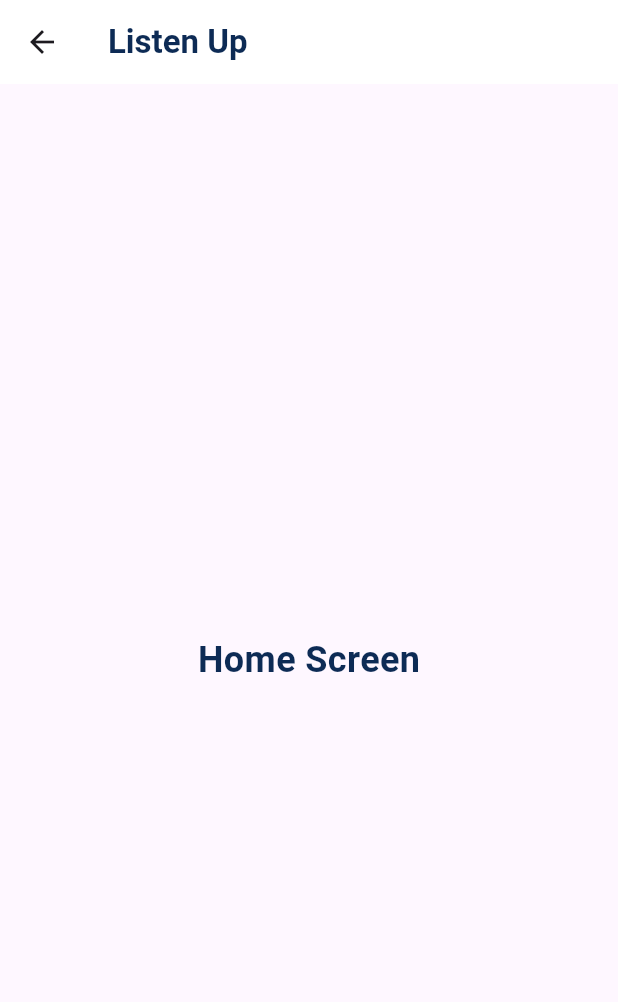
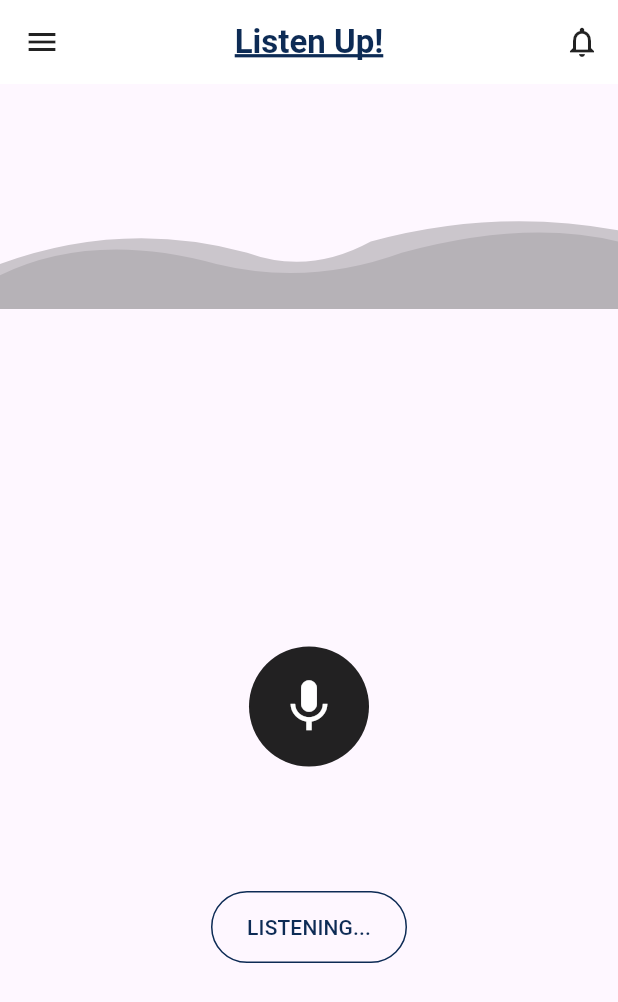
Before and after one commit to Haiderali27-hub/listenup, a Flutter app: the HomeScreen screen opened by its route, on a phone screen of 412 x 824 dp. Shown: the top 1002 px of the screen. Run offline on Flutter 3.47's test engine with Material 3 defaults, Android fonts, the phone set to English and light mode, and no system bars; our stand-ins replace get.

Commit message:
added the home screen

```diff
--- a/lib/screens/home/home_screen.dart
+++ b/lib/screens/home/home_screen.dart
@@ -1,30 +1,161 @@
 import 'package:flutter/material.dart';
+import 'package:sound_app/widgets/WaveformPainter.dart';
+import 'package:sound_app/widgets/mic_button.dart'; // Add this import
 
-class HomeScreen extends StatelessWidget {
+class HomeScreen extends StatefulWidget {
   const HomeScreen({super.key});
+
+  @override
+  State<HomeScreen> createState() => _HomeScreenState();
+}
+
+class _HomeScreenState extends State<HomeScreen> {
+  bool isListening = false;
+  bool voiceDetected = false;
+
+  void toggleListening() {
+    setState(() {
+      isListening = !isListening;
+      voiceDetected = false;
+    });
+  }
+
+  void stopListening() {
+    setState(() {
+      isListening = false;
+      voiceDetected = false;
+    });
+  }
 
   @override
   Widget build(BuildContext context) {
     return Scaffold(
+      drawer: Drawer(
+        child: ListView(
+          padding: EdgeInsets.zero,
+          children: const [
+            DrawerHeader(
+              decoration: BoxDecoration(color: Color(0xFF0D2B55)),
+              child: Text('Menu',
+                  style: TextStyle(color: Colors.white, fontSize: 24)),
+            ),
+            ListTile(
+              leading: Icon(Icons.settings),
+              title: Text('Settings'),
+            ),
+            ListTile(
+              leading: Icon(Icons.person),
+              title: Text('Profile'),
+            ),
+          ],
+        ),
+      ),
       appBar: AppBar(
+        backgroundColor: Colors.white,
+        elevation: 0,
+        leading: Builder(
+          builder: (context) => IconButton(
+            icon: const Icon(Icons.menu, color: Colors.black87),
+            onPressed: () => Scaffold.of(context).openDrawer(),
+          ),
+        ),
         title: const Text(
-          'Listen Up',
+          'Listen Up!',
           style: TextStyle(
             color: Color(0xFF0D2B55),
             fontWeight: FontWeight.bold,
+            decoration: TextDecoration.underline,
+            decorationThickness: 2,
+            decorationColor: Color(0xFF0D2B55),
           ),
         ),
-        backgroundColor: Colors.white,
+        centerTitle: true,
+        actions: [
+          IconButton(
+            icon: const Icon(Icons.notifications_none, color: Colors.black87),
+            onPressed: () {
+              // TODO: Show notifications
+            },
+          ),
+        ],
       ),
-      body: const Center(
-        child: Text(
-          'Home Screen',
-          style: TextStyle(
-            fontSize: 24,
-            fontWeight: FontWeight.bold,
-            color: Color(0xFF0D2B55),
+      body: Column(
+        children: [
+          SizedBox(
+            height: 150,
+            child: CustomPaint(
+              size: Size(double.infinity, 150),
+              painter: WaveformPainter(),
+            ),
           ),
-        ),
+          Expanded(
+            child: Column(
+              mainAxisAlignment: MainAxisAlignment.center,
+              children: [
+                // This AnimatedAlign will keep the Row centered when not listening,
+                // then slide it left when listening starts.
+                // inside your Column:
+                Center(
+                  child: isListening
+                      //  Live state: mic + gap + cancel, all centered
+                      ? Row(
+                          mainAxisSize: MainAxisSize.min,
+                          children: [
+                            AnimatedMicButton(
+                              isListening: isListening,
+                              onTap: toggleListening,
+                            ),
+                            const SizedBox(
+                                width: 120), // the exact gap you want
+                            GestureDetector(
+                              onTap: stopListening,
+                              child: Container(
+                                width: 40,
+                                height: 40,
+                                decoration: BoxDecoration(
+                                  color: Colors.grey[300],
+                                  shape: BoxShape.circle,
+                                ),
+                                child: const Icon(Icons.close,
+                                    color: Colors.black87),
+                              ),
+                            ),
+                          ],
+                        )
+                      //  Idle state: just the mic, centered
+                      : AnimatedMicButton(
+                          isListening: isListening,
+                          onTap: toggleListening,
+                        ),
+                ),
+
+                const SizedBox(height: 40),
+
+                OutlinedButton(
+                  onPressed: () {
+                    if (isListening) {
+                      setState(() {
+                        voiceDetected = !voiceDetected;
+                      });
+                    }
+                  },
+                  style: OutlinedButton.styleFrom(
+                    side: const BorderSide(color: Color(0xFF0D2B55)),
+                    shape: RoundedRectangleBorder(
+                      borderRadius: BorderRadius.circular(24),
+                    ),
+                    padding: const EdgeInsets.symmetric(
+                        vertical: 14, horizontal: 24),
+                  ),
+                  child: Text(
+                    voiceDetected ? 'VOICE DETECTED' : 'LISTENING...',
+                    style: const TextStyle(color: Color(0xFF0D2B55)),
+                  ),
+                ),
+              ],
+            ),
+          ),
+        ],
       ),
     );
   }
--- /dev/null
+++ b/lib/widgets/mic_button.dart
@@ -0,0 +1,115 @@
+import 'package:flutter/material.dart';
+
+class AnimatedMicButton extends StatefulWidget {
+  final bool isListening;
+  final VoidCallback onTap;
+
+  const AnimatedMicButton({
+    super.key,
+    required this.isListening,
+    required this.onTap,
+  });
+
+  @override
+  State<AnimatedMicButton> createState() => _AnimatedMicButtonState();
+}
+
+class _AnimatedMicButtonState extends State<AnimatedMicButton>
+    with SingleTickerProviderStateMixin {
+  late AnimationController _controller;
+
+  static const double minRadius = 30;
+  static const double maxRadius = 80;
+  static const double ringThickness = 3;
+
+  @override
+  void initState() {
+    super.initState();
+
+    _controller = AnimationController(
+      duration: const Duration(seconds: 3),
+      vsync: this,
+    );
+
+    if (widget.isListening) {
+      _controller.repeat();
+    }
+  }
+
+  @override
+  void didUpdateWidget(covariant AnimatedMicButton oldWidget) {
+    super.didUpdateWidget(oldWidget);
+    if (widget.isListening && !_controller.isAnimating) {
+      _controller.repeat();
+    } else if (!widget.isListening && _controller.isAnimating) {
+      _controller.stop();
+    }
+  }
+
+  @override
+  void dispose() {
+    _controller.dispose();
+    super.dispose();
+  }
+
+  Widget buildRing(double progress, double phaseOffset, double opacity) {
+    // progress ranges 0 to 1, phaseOffset offsets animation in time [0..1]
+    final double animatedProgress = ((progress + phaseOffset) % 1);
+    final double radius =
+        minRadius + (maxRadius - minRadius) * animatedProgress;
+    final double alpha = opacity * (1 - animatedProgress);
+
+    return Container(
+      width: radius * 2,
+      height: radius * 2,
+      decoration: BoxDecoration(
+        shape: BoxShape.circle,
+        color: Colors.transparent,
+        border: Border.all(
+          color: Colors.blueAccent.withOpacity(alpha),
+          width: ringThickness,
+        ),
+      ),
+    );
+  }
+
+  @override
+  Widget build(BuildContext context) {
+    return SizedBox(
+      width: maxRadius * 2 + ringThickness * 2,
+      height: maxRadius * 2 + ringThickness * 2,
+      child: AnimatedBuilder(
+          animation: _controller,
+          builder: (_, __) {
+            final double progress = _controller.value;
+            final int numberOfRings = 4;
+            final double ringGap = 1 / numberOfRings;
+
+            List<Widget> rings = List.generate(numberOfRings, (index) {
+              double opacity = 0.8 - index * 0.12;
+              return buildRing(
+                  progress, index * ringGap, opacity.clamp(0.0, 1.0));
+            });
+
+            return Stack(
+              alignment: Alignment.center,
+              children: [
+                if (widget.isListening) ...rings,
+                GestureDetector(
+                  onTap: widget.onTap,
+                  child: Container(
+                    width: 80,
+                    height: 80,
+                    decoration: const BoxDecoration(
+                      shape: BoxShape.circle,
+                      color: Colors.black87,
+                    ),
+                    child: const Icon(Icons.mic, color: Colors.white, size: 42),
+                  ),
+                ),
+              ],
+            );
+          }),
+    );
+  }
+}
```
Also changed, not shown: lib/screens/auth/login_screen.dart (+53 -19 lines), lib/widgets/WaveformPainter.dart (added, +48 -0 lines), lib/widgets/custom_button.dart (deleted).
